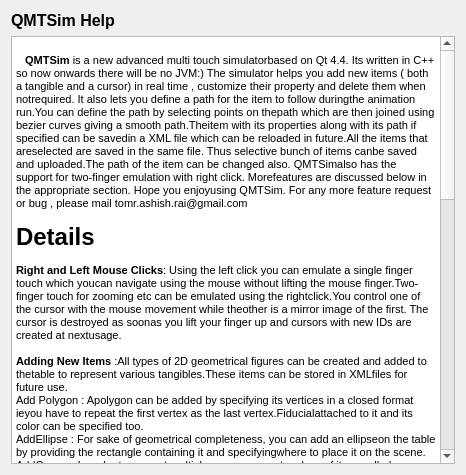
Qt form UIs/readme.ui (nuigroup/tuio-simulator) before a commit.
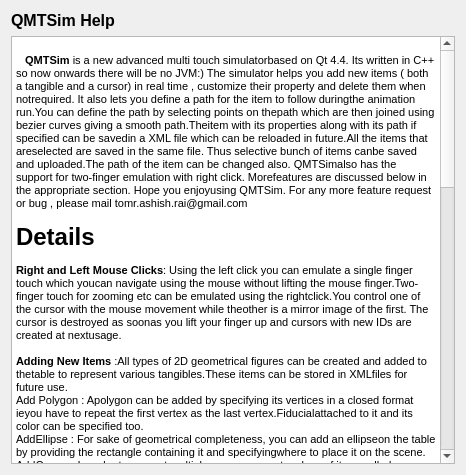
The same form after that commit. Icons and pictures are not drawn.

```diff
--- a/UIs/readme.ui
+++ b/UIs/readme.ui
@@ -64,6 +64,10 @@
 &lt;p style="-qt-paragraph-type:empty; margin-top:0px; margin-bottom:0px; margin-left:0px; margin-right:0px; -qt-block-indent:0; text-indent:0px; font-size:8pt;">&lt;/p>
 &lt;p style=" margin-top:0px; margin-bottom:0px; margin-left:0px; margin-right:0px; -qt-block-indent:0; text-indent:0px; font-size:8pt;">&lt;a name="Details">&lt;/a>&lt;span style=" font-weight:600;">O&lt;/span>&lt;span style=" font-weight:600;">pacity Control&lt;/span>: A slider is provided to change the opacity of the QMTSim mainwindow.This will help to keep the simulator just above the application,make QMTSim transpaernt , do a bit of resizing and then both theapplication and QMTSim will work in the same frame and give animpression that the application itself is loaded in the simulator. &lt;/p>
 &lt;p style="-qt-paragraph-type:empty; margin-top:0px; margin-bottom:0px; margin-left:0px; margin-right:0px; -qt-block-indent:0; text-indent:0px; font-size:8pt;">&lt;/p>
+&lt;p style=" margin-top:0px; margin-bottom:0px; margin-left:0px; margin-right:0px; -qt-block-indent:0; text-indent:0px; font-size:8pt;">&lt;span style=" font-weight:600;">Resize Table: &lt;/span>The table, represented by the rectanguluar region, can be resized dynamically from a dialog which pops up when Menu-&amp;gt;Resize Table is triggered. The dialog contains two sliders which control the height and width of the table.&lt;/p>
+&lt;p style="-qt-paragraph-type:empty; margin-top:0px; margin-bottom:0px; margin-left:0px; margin-right:0px; -qt-block-indent:0; text-indent:0px; font-size:8pt;">&lt;/p>
+&lt;p style=" margin-top:0px; margin-bottom:0px; margin-left:0px; margin-right:0px; -qt-block-indent:0; text-indent:0px; font-size:8pt;">When QMTSim is started, it starts with an opacity of 0.5 and buttons on the main window being hidden. The buttons can be viewed by Menu-&amp;gt;View. They can again be hidden by Menu-&amp;gt;View.&lt;/p>
+&lt;p style="-qt-paragraph-type:empty; margin-top:0px; margin-bottom:0px; margin-left:0px; margin-right:0px; -qt-block-indent:0; text-indent:0px; font-size:8pt;">&lt;/p>
 &lt;p style=" margin-top:0px; margin-bottom:0px; margin-left:0px; margin-right:0px; -qt-block-indent:0; text-indent:0px; font-size:8pt;">&lt;a name="Details">&lt;/a>Please report any bug or query or feature-request to &lt;span style=" font-weight:600;">mr.ashish.rai@gmail.com&lt;/span> &lt;/p>
 &lt;p style=" margin-top:0px; margin-bottom:0px; margin-left:0px; margin-right:0px; -qt-block-indent:0; text-indent:0px; font-size:8pt;">&lt;a name="Details">&lt;/a>&lt;span style=" font-weight:600;">H&lt;/span>&lt;span style=" font-weight:600;">OPE YOU ENJOY USING QMTSim&lt;/span> &lt;/p>&lt;/body>&lt;/html></string>
      </property>
```
Left out of the diff: 4 changed lines with no effect on the pictures.
